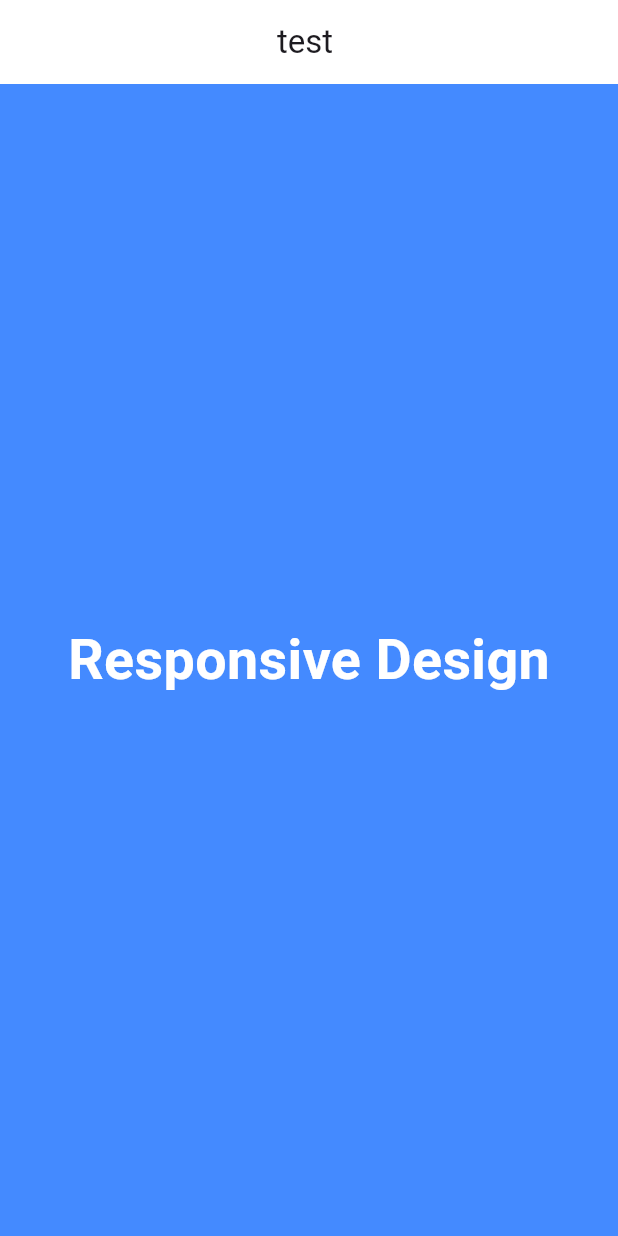
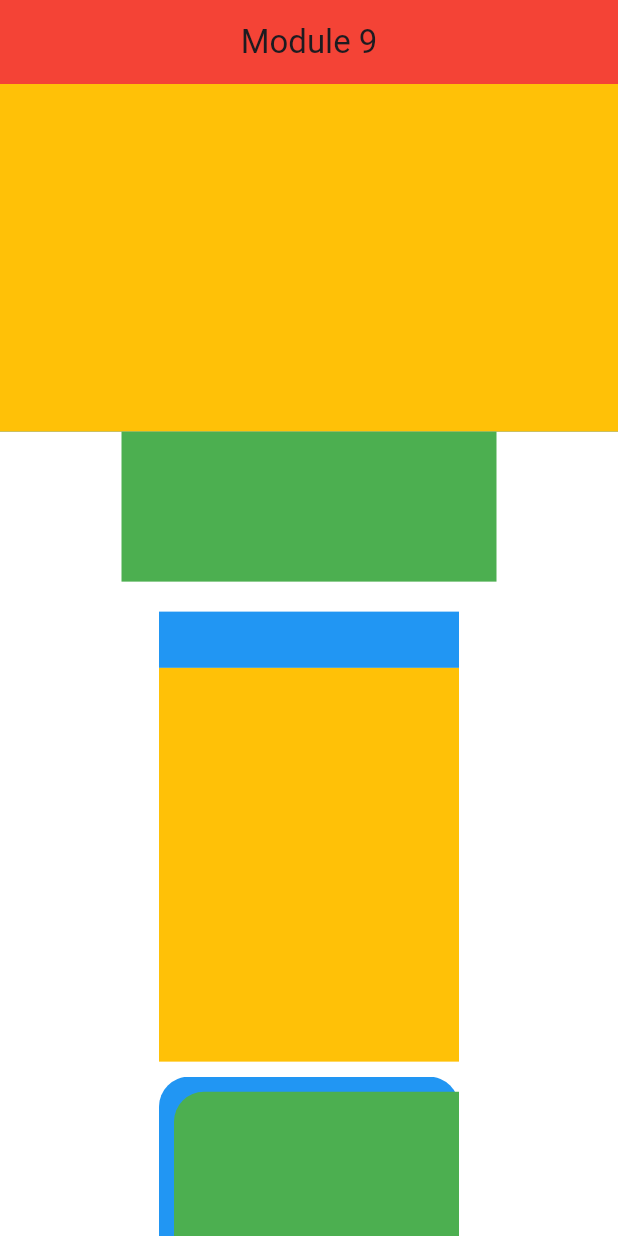
Before and after one commit to taufiqurSabbir/ostad_flutter_09, a Flutter app: the screen it shows after launch, on a phone screen of 412 x 824 dp. Run offline on Flutter 3.47's test engine with Material 3 defaults, Android fonts, the phone set to English and light mode, and no system bars.

Commit message:
module-9 class-2

```diff
--- /dev/null
+++ b/lib/module_9_class_2.dart
@@ -0,0 +1,121 @@
+import 'package:flutter/material.dart';
+
+class ModuleNine extends StatelessWidget {
+  const ModuleNine({super.key});
+
+  @override
+  Widget build(BuildContext context) {
+    return Scaffold(
+      appBar: AppBar(
+        title: Text("Module 9"),
+      ),
+      body: SingleChildScrollView(
+        child: Column(
+          children: [
+            // AspectRatio
+            Container(
+              color: Colors.blue,
+              child: AspectRatio(
+                aspectRatio: 16 / 9,
+                child: Container(
+                  color: Colors.amber,
+                ),
+              ),
+            ),
+
+
+            Center(
+              child: SizedBox(
+                height: 100,
+                width: 250,
+                child: ColoredBox(
+                  color: Colors.green,
+                ),
+              ),
+            ),
+
+            SizedBox(height: 20),
+
+
+            // Container(
+            //   height: 350,
+            //   width: 250,
+            //   color: Colors.blue,
+            //   child: FractionallySizedBox(
+            //     widthFactor: 0.8,
+            //     heightFactor: 0.7,
+            //     alignment: Alignment.topRight,
+            //     child: Container(
+            //       color: Colors.green,
+            //       child: Center(child: Text("50% Width & Height")),
+            //     ),
+            //   ),
+            // ),
+
+            SizedBox(
+              height: 300,
+              width: 200,
+              child: Column(
+                children: [
+                  Expanded(
+                    flex: 1,
+                    child: Container(
+                      color: Colors.blue,
+                    ),
+                  ),
+
+                  Expanded(
+                    flex: 7,
+                    child: Container(
+                      color: Colors.amber,
+                    ),
+                  )
+                ],
+              ),
+            ),
+        SizedBox(height: 10,),
+          Center(
+            child: Stack(
+              alignment: Alignment.centerLeft,
+              children: [
+                Container(
+                  width: 200,
+                  height: 200,
+                  decoration: BoxDecoration(
+                    color: Colors.blue,
+                    borderRadius: BorderRadius.circular(20),
+                  ),
+                ),
+                Positioned(
+                  top: 10,
+                  left: 10,
+                  child: Container(
+                    width: 250,
+                    height: 250,
+                    decoration: BoxDecoration(
+                      color: Colors.green,
+                      borderRadius: BorderRadius.circular(20),
+                    ),
+                  ),
+                ),
+                Positioned(
+                  bottom: 10,
+                  right: 10,
+                  child: Container(
+                    width: 50,
+                    height: 50,
+                    decoration: BoxDecoration(
+                      color: Colors.amber,
+                      borderRadius: BorderRadius.circular(20),
+                    ),
+                  ),
+                ),
+              ],
+            ),
+          )
+          ],
+        ),
+      ),
+    );
+  }
+}
--- a/lib/myApp.dart
+++ b/lib/myApp.dart
@@ -2,6 +2,7 @@
 
 import 'Home.dart';
 import 'module_9_class_1.dart';
+import 'module_9_class_2.dart';
 
 class myApp extends StatelessWidget {
   const myApp({super.key});
@@ -21,7 +22,7 @@
                   backgroundColor: Colors.deepPurpleAccent,
                   foregroundColor: Colors.white))),
       title: 'Ostad Flutter app',
-      home: MediaQueryExample(),
+      home: ModuleNine(),
     );
   }
 }
```
